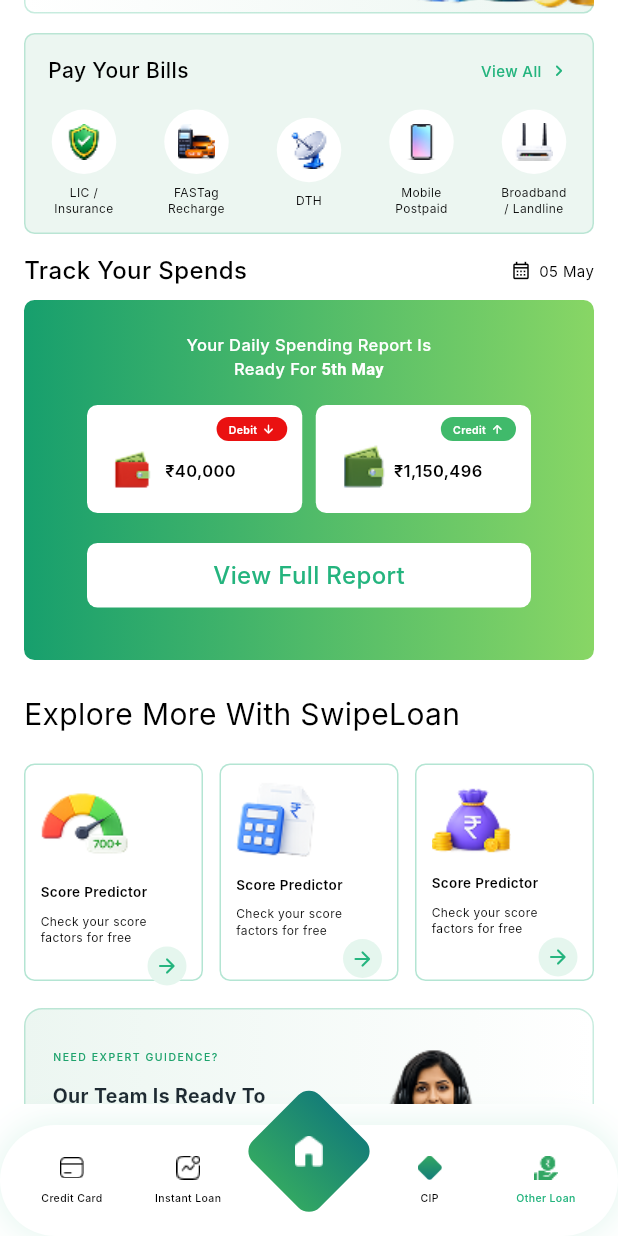
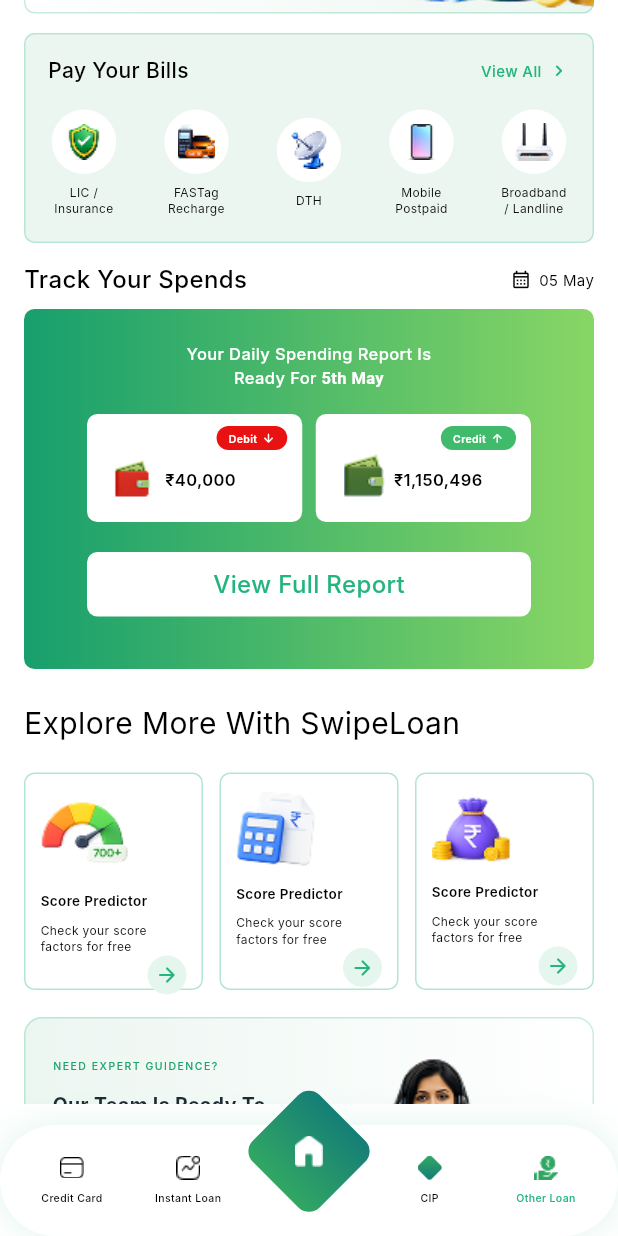
Before and after one commit to AryaMehta03/swipeloan_flutter_assessment, a Flutter app: the screen it shows after launch, scrolled down 1152 dp, on a phone screen of 412 x 824 dp. Run offline on Flutter 3.47's test engine with Material 3 defaults, Android fonts, the phone set to English and light mode, and no system bars; our stand-ins replace flutter_svg; Roboto replaces fonts that are missing (Inter).

Commit message:
fix: improved pay bills section UI

```diff
--- a/lib/features/home/presentation/widgets/pay_bills_section.dart
+++ b/lib/features/home/presentation/widgets/pay_bills_section.dart
@@ -9,7 +9,7 @@ class PayBillsSection extends StatelessWidget {
   @override
   Widget build(BuildContext context) {
     return Container(
-      height: 134,
+      height: 140,
       width: double.infinity,
       padding: const EdgeInsets.fromLTRB(15, 14, 15, 13),
       decoration: BoxDecoration(
```
